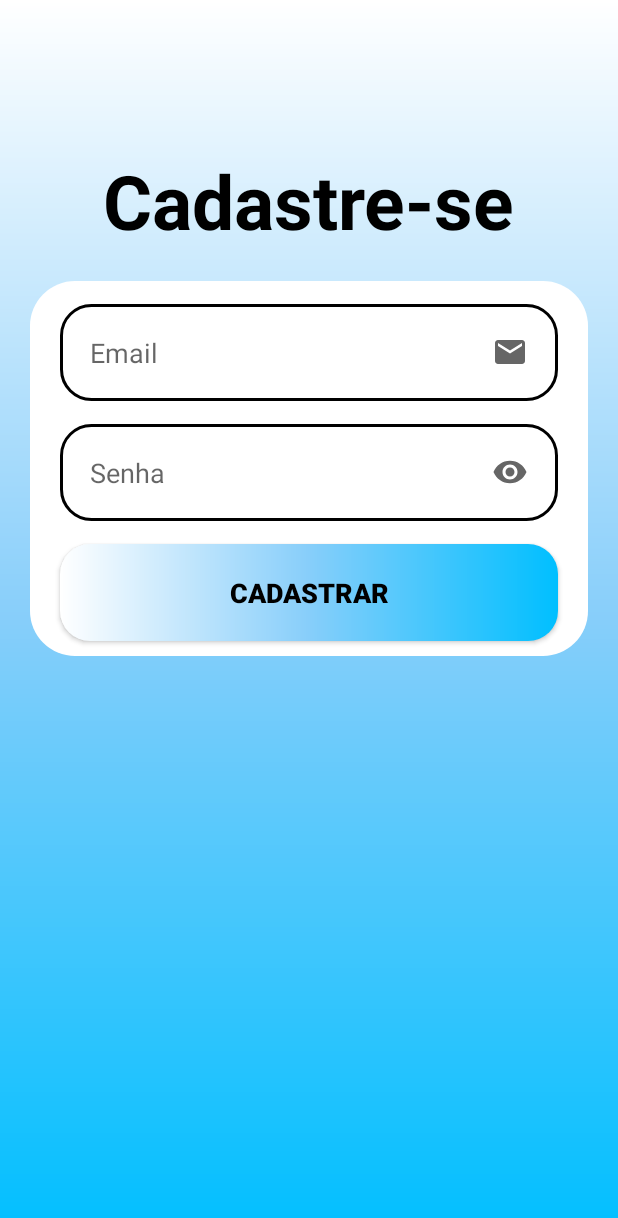
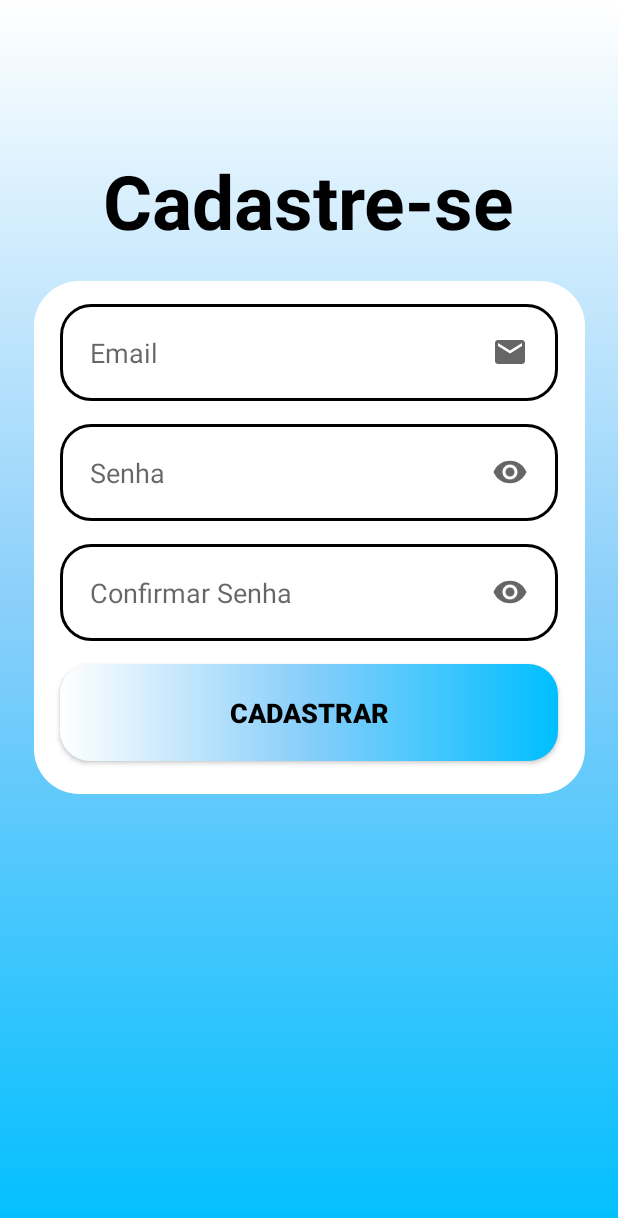
Before and after one commit to NaugoPgomes/churrascometro_app, an Android app: the CadastroActivity screen opened directly, with no data from a screen before it, after a tap on "CADASTRAR", on a phone screen of 412 x 824 dp. Shown: the top 1218 px of the screen. Run offline under Robolectric (Android 15) with nearby library versions, the phone set to English and light mode, and no system bars; our stand-ins replace Firebase (no records; nobody signed in at launch, a user with empty details on screens opened directly).

Commit message:
mudanças na tela de login e cadastro

```diff
--- a/app/build.gradle
+++ b/app/build.gradle
@@ -16,7 +16,6 @@ android {
         versionCode 1
         versionName "1.0"
 
-        testInstrumentationRunner "androidx.test.runner.AndroidJUnitRunner"
     }
 
     buildTypes {
@@ -46,6 +45,6 @@ dependencies {
     implementation 'com.firebaseui:firebase-ui-auth:6.4.0'
     testImplementation 'junit:junit:4.+'
     implementation 'androidx.biometric:biometric:1.0.1'
-    androidTestImplementation 'androidx.test.ext:junit:1.1.3'
-    androidTestImplementation 'androidx.test.espresso:espresso-core:3.4.0'
+
+
 }
--- a/app/src/main/AndroidManifest.xml
+++ b/app/src/main/AndroidManifest.xml
@@ -20,6 +20,7 @@
                 <category android:name="android.intent.category.LAUNCHER" />
             </intent-filter>
         </activity>
+
     </application>
 
 </manifest>
--- a/app/src/main/java/com/naugo/churrascometro/CadastroActivity.kt
+++ b/app/src/main/java/com/naugo/churrascometro/CadastroActivity.kt
@@ -27,15 +27,17 @@ class CadastroActivity : AppCompatActivity() {
             registerUser()
         }
 
-
     }
 
     private fun registerUser()
     {
         val email = emailCadastro.text.toString()
         val senha = senhaCadastro.text.toString()
+        val confirmar_senha = confirmarSenhaCadastro.text.toString()
 
         if(email.isNotEmpty() && senha.isNotEmpty())
+        {
+            if(senha.equals(confirmar_senha))
             {
                 user.createUserWithEmailAndPassword(email,senha)
                     .addOnCompleteListener(CadastroActivity()) {task ->
@@ -57,7 +59,13 @@ class CadastroActivity : AppCompatActivity() {
             }
             else
             {
-            Toast.makeText(this, "Email e password Não podem estar vazios", Toast.LENGTH_SHORT).show()
+                Toast.makeText(this, "Os dois campos de senha tem que ser iguais", Toast.LENGTH_SHORT).show()
+            }
+
+        }
+        else
+        {
+            Toast.makeText(this, "Email e senha Não podem estar vazios", Toast.LENGTH_SHORT).show()
         }
     }
 }
--- a/app/src/main/java/com/naugo/churrascometro/LoginActivity.kt
+++ b/app/src/main/java/com/naugo/churrascometro/LoginActivity.kt
@@ -18,12 +18,14 @@ import java.util.concurrent.Executor
 
 class LoginActivity : AppCompatActivity() {
 
+
     private lateinit var user: FirebaseAuth
 
     @SuppressLint("WrongViewCast")
     override fun onCreate(savedInstanceState: Bundle?) {
         super.onCreate(savedInstanceState)
         setContentView(R.layout.activity_login)
+
 
         user = FirebaseAuth.getInstance()
 
--- a/app/src/main/res/layout/activity_cadastro.xml
+++ b/app/src/main/res/layout/activity_cadastro.xml
@@ -25,10 +25,11 @@
     <View
         android:id="@+id/container"
         style="@style/ContainerComponents"
+        android:layout_width="367dp"
+        android:layout_height="342dp"
+        app:layout_constraintEnd_toEndOf="parent"
         app:layout_constraintStart_toStartOf="parent"
-        app:layout_constraintEnd_toEndOf="parent"
-        app:layout_constraintTop_toBottomOf="@id/tituloCadastro"
-        />
+        app:layout_constraintTop_toBottomOf="@id/tituloCadastro" />
 
     <EditText
 
@@ -54,6 +55,18 @@
         app:layout_constraintEnd_toEndOf="@id/container"
         />
 
+    <EditText
+
+        android:id="@+id/confirmarSenhaCadastro"
+        style="@style/Edit_Text"
+        android:hint="Confirmar Senha"
+        android:inputType="textPassword"
+        android:drawableRight="@drawable/ic_eye"
+        app:layout_constraintTop_toBottomOf="@+id/senhaCadastro"
+        app:layout_constraintStart_toStartOf="@id/container"
+        app:layout_constraintEnd_toEndOf="@id/container"
+        />
+
     <androidx.appcompat.widget.AppCompatButton
         android:id="@+id/button"
         style="@style/button"
@@ -63,7 +76,7 @@
         android:textStyle="bold"
         app:layout_constraintStart_toStartOf="parent"
         app:layout_constraintEnd_toEndOf="parent"
-        app:layout_constraintTop_toBottomOf="@+id/senhaCadastro"
+        app:layout_constraintTop_toBottomOf="@+id/confirmarSenhaCadastro"
 
         />
 
--- a/app/src/main/res/values/strings.xml
+++ b/app/src/main/res/values/strings.xml
@@ -11,5 +11,6 @@
     <string name="senha">Senha</string>
     <string name="ainda_n_o_tem_uma_conta_cadastre_se">Ainda não tem uma conta ? Cadastre-se</string>
     <string name="_0">0</string>
+    <string name="ID_BANER">ca-app-pub-3940256099942544/6300978111</string>
 
 </resources>
```
Lines whose indentation alone changed are shown as unchanged.
